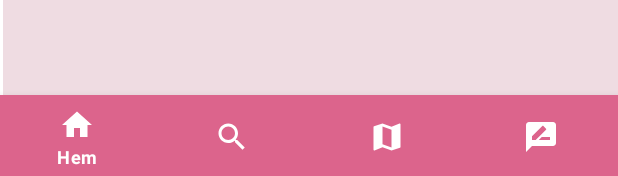
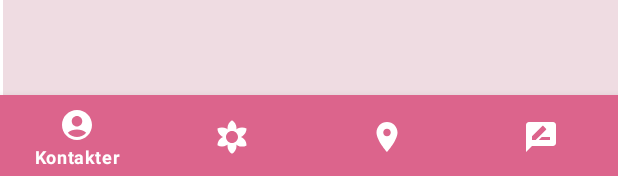
Before and after one commit to alex88g/SmultronStallet, an Android app: the layout activity_main.xml on its own in the app's theme, with its tools: preview values and no code run, on a phone screen of 412 x 824 dp. Shown: the part 1057-1233 px from the top of the screen. Run offline under Robolectric (Android 15) with nearby library versions, the phone set to English and light mode, and no system bars.

Commit message:
ic change

```diff
--- /dev/null
+++ b/app/src/main/res/drawable/ic_baseline_account_circle_24.xml
@@ -0,0 +1,5 @@
+<vector android:height="24dp" android:tint="#000000"
+    android:viewportHeight="24" android:viewportWidth="24"
+    android:width="24dp" xmlns:android="http://schemas.android.com/apk/res/android">
+    <path android:fillColor="@android:color/white" android:pathData="M12,2C6.48,2 2,6.48 2,12s4.48,10 10,10s10,-4.48 10,-10S17.52,2 12,2zM12,6c1.93,0 3.5,1.57 3.5,3.5S13.93,13 12,13s-3.5,-1.57 -3.5,-3.5S10.07,6 12,6zM12,20c-2.03,0 -4.43,-0.82 -6.14,-2.88C7.55,15.8 9.68,15 12,15s4.45,0.8 6.14,2.12C16.43,19.18 14.03,20 12,20z"/>
+</vector>
--- /dev/null
+++ b/app/src/main/res/drawable/ic_baseline_filter_vintage_24.xml
@@ -0,0 +1,5 @@
+<vector android:height="24dp" android:tint="#000000"
+    android:viewportHeight="24" android:viewportWidth="24"
+    android:width="24dp" xmlns:android="http://schemas.android.com/apk/res/android">
+    <path android:fillColor="@android:color/white" android:pathData="M18.7,12.4c-0.28,-0.16 -0.57,-0.29 -0.86,-0.4 0.29,-0.11 0.58,-0.24 0.86,-0.4 1.92,-1.11 2.99,-3.12 3,-5.19 -1.79,-1.03 -4.07,-1.11 -6,0 -0.28,0.16 -0.54,0.35 -0.78,0.54 0.05,-0.31 0.08,-0.63 0.08,-0.95 0,-2.22 -1.21,-4.15 -3,-5.19C10.21,1.85 9,3.78 9,6c0,0.32 0.03,0.64 0.08,0.95 -0.24,-0.2 -0.5,-0.39 -0.78,-0.55 -1.92,-1.11 -4.2,-1.03 -6,0 0,2.07 1.07,4.08 3,5.19 0.28,0.16 0.57,0.29 0.86,0.4 -0.29,0.11 -0.58,0.24 -0.86,0.4 -1.92,1.11 -2.99,3.12 -3,5.19 1.79,1.03 4.07,1.11 6,0 0.28,-0.16 0.54,-0.35 0.78,-0.54 -0.05,0.32 -0.08,0.64 -0.08,0.96 0,2.22 1.21,4.15 3,5.19 1.79,-1.04 3,-2.97 3,-5.19 0,-0.32 -0.03,-0.64 -0.08,-0.95 0.24,0.2 0.5,0.38 0.78,0.54 1.92,1.11 4.2,1.03 6,0 -0.01,-2.07 -1.08,-4.08 -3,-5.19zM12,16c-2.21,0 -4,-1.79 -4,-4s1.79,-4 4,-4 4,1.79 4,4 -1.79,4 -4,4z"/>
+</vector>
--- /dev/null
+++ b/app/src/main/res/drawable/ic_baseline_location_on_24.xml
@@ -0,0 +1,5 @@
+<vector android:height="24dp" android:tint="#000000"
+    android:viewportHeight="24" android:viewportWidth="24"
+    android:width="24dp" xmlns:android="http://schemas.android.com/apk/res/android">
+    <path android:fillColor="@android:color/white" android:pathData="M12,2C8.13,2 5,5.13 5,9c0,5.25 7,13 7,13s7,-7.75 7,-13c0,-3.87 -3.13,-7 -7,-7zM12,11.5c-1.38,0 -2.5,-1.12 -2.5,-2.5s1.12,-2.5 2.5,-2.5 2.5,1.12 2.5,2.5 -1.12,2.5 -2.5,2.5z"/>
+</vector>
--- a/app/src/main/res/menu/menu.xml
+++ b/app/src/main/res/menu/menu.xml
@@ -3,19 +3,19 @@
 
     <item
         android:id="@+id/ic_home"
-        android:icon="@drawable/ic_home"
-        android:title="Hem" />
+        android:icon="@drawable/ic_baseline_account_circle_24"
         android:title="Kontakter" />
+
 
 
     <item
         android:id="@+id/ic_search"
-        android:icon="@drawable/ic_search"
+        android:icon="@drawable/ic_baseline_filter_vintage_24"
         android:title="Platser" />
 
     <item
         android:id="@+id/ic_map"
-        android:icon="@drawable/ic_map"
+        android:icon="@drawable/ic_baseline_location_on_24"
         android:title="Kartan" />
     <item
         android:id="@+id/ic_rate_review"
```
